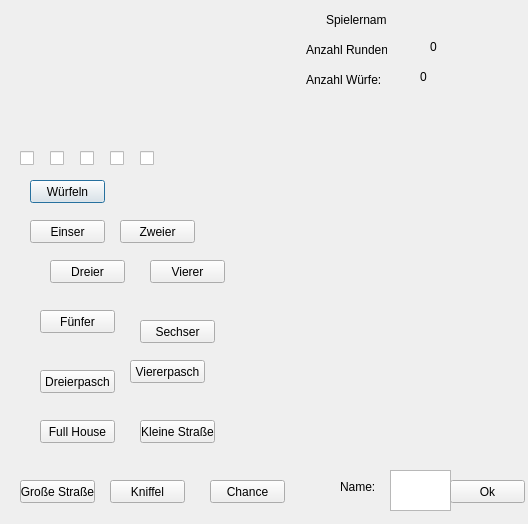
The window that main_window.ui (JAANKl/Kniffel) describes before a commit, drawn with Qt 5.
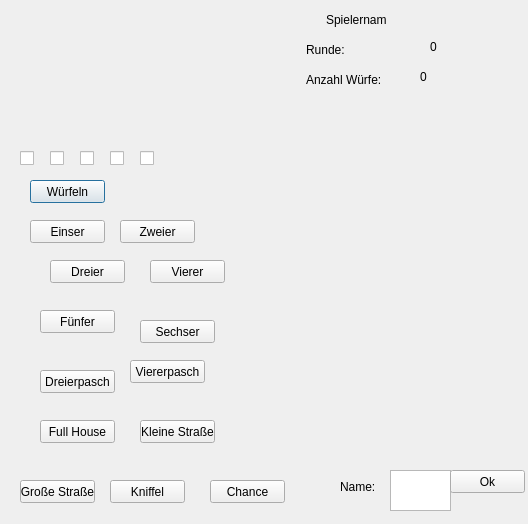
The same window after the commit. Custom widgets are drawn as their Qt base class.

Patch:
```diff
--- a/main_window.ui
+++ b/main_window.ui
@@ -71,7 +71,7 @@
     </rect>
    </property>
    <property name="text">
-    <string>Anzahl Runden:</string>
+    <string>Runde:</string>
    </property>
    <property name="wordWrap">
     <bool>false</bool>
@@ -438,7 +438,7 @@
    <property name="geometry">
     <rect>
      <x>450</x>
-     <y>480</y>
+     <y>470</y>
      <width>75</width>
      <height>23</height>
     </rect>
```
Left out of the diff: 30 changed lines with no effect on the pictures.
